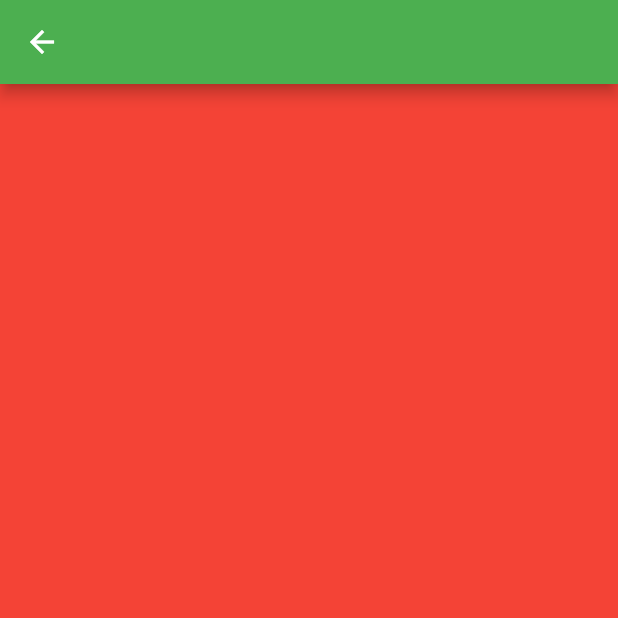
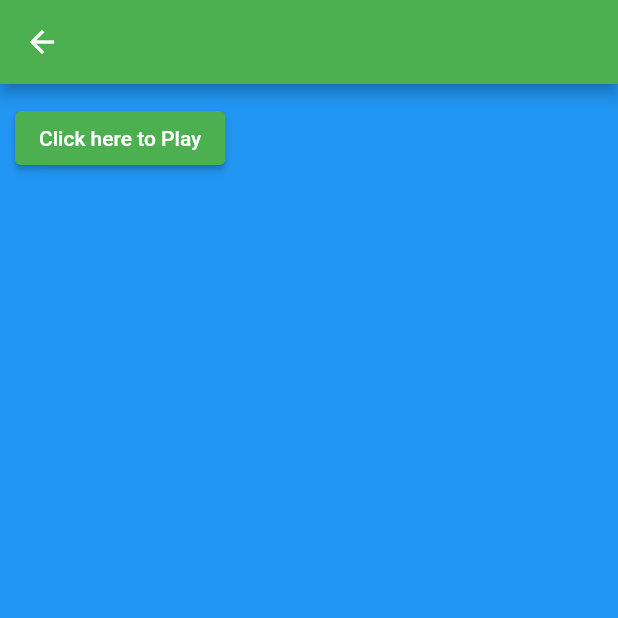
Before and after one commit to dev-lovi/Messitation_flutter, a Flutter app: the PlayerFive screen opened directly, on a phone screen of 412 x 824 dp, the top half of it. Run offline on Flutter 3.47's test engine with Material 2 defaults, Android fonts, the phone set to English and light mode, and no system bars; our stand-ins replace audioplayers, percent_indicator.

Commit message:
Flutter día 12

```diff
--- a/messi/lib/playerfive.dart
+++ b/messi/lib/playerfive.dart
@@ -1,22 +1,51 @@
 import 'package:flutter/material.dart';
+import 'package:audioplayers/audioplayers.dart';
 
-class PlayerFive extends StatelessWidget {
+class PlayerFive extends StatefulWidget {
   const PlayerFive({super.key});
+
+  @override
+  // ignore: library_private_types_in_public_api
+  _PlayerFiveState createState() => _PlayerFiveState();
+}
+
+class _PlayerFiveState extends State<PlayerFive> {
+  AudioPlayer player = AudioPlayer();
+  bool isPlaying = false;
 
   @override
   Widget build(BuildContext context) {
     return Scaffold(
-      backgroundColor: Colors.red,
+      backgroundColor: Colors.blue,
       appBar: AppBar(),
-      body: const SingleChildScrollView(
-          child: Column(
-        children: [
-          Padding(
-            padding: EdgeInsets.symmetric(vertical: 12, horizontal: 10),
-            child: Wrap(),
-          )
-        ],
-      )),
+      body: SingleChildScrollView(
+        child: Column(
+          children: [
+            Padding(
+              padding: const EdgeInsets.symmetric(vertical: 12, horizontal: 10),
+              child: Wrap(
+                spacing: 10,
+                children: [
+                  ElevatedButton(
+                    onPressed: () {
+                      if (isPlaying) {
+                        player.stop();
+                      } else {
+                        player.play(AssetSource('sentidos.mp3'));
+                      }
+
+                      setState(() {
+                        isPlaying = !isPlaying;
+                      });
+                    },
+                    child: Text(isPlaying ? "Stop" : "Click here to Play"),
+                  ),
+                ],
+              ),
+            ),
+          ],
+        ),
+      ),
     );
   }
 }
```
